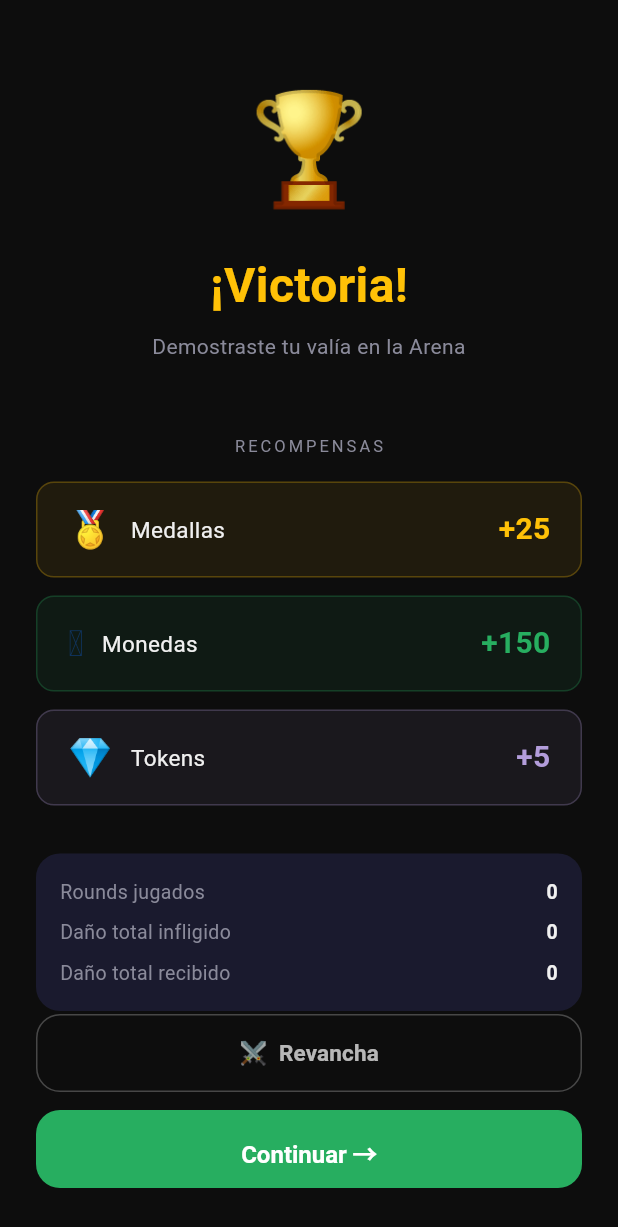
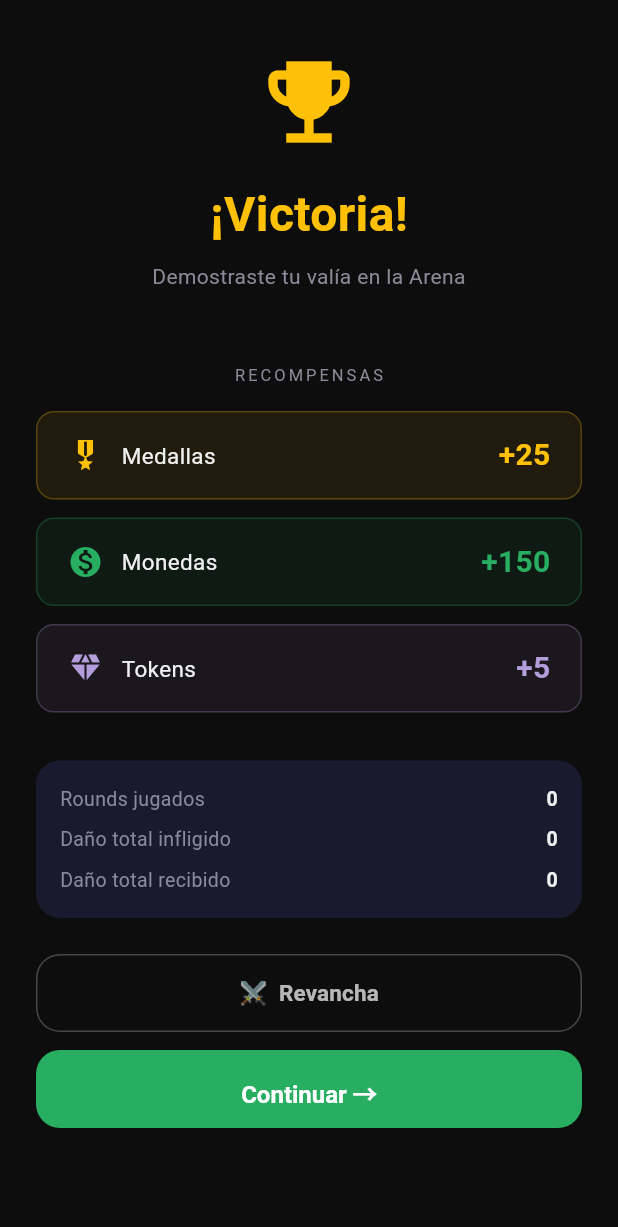
Before and after one commit to spcolonna/Clash-Of-Warriors, a Flutter app: the EndBattleScreen screen opened by its route, on a phone screen of 412 x 824 dp. Shown: the top 1227 px of the screen. Run offline on Flutter 3.47's test engine with Material 3 defaults, Android fonts, the phone set to English and light mode, and no system bars; our stand-ins replace audioplayers, cloud_firestore, firebase_analytics, firebase_auth, firebase_core, flutter_riverpod and 5 more; accounts and stored records are empty; key blocks and very long unbroken strings in the code were emptied for the run.

Commit message:
Hasta battle todo bien

```diff
--- a/lib/delivery/screens/battle/end_battle_screen.dart
+++ b/lib/delivery/screens/battle/end_battle_screen.dart
@@ -4,7 +4,6 @@ import 'package:firebase_auth/firebase_auth.dart';
 import 'package:flutter/material.dart';
 import 'package:flutter_riverpod/flutter_riverpod.dart';
 import 'package:go_router/go_router.dart';
-import 'package:google_fonts/google_fonts.dart';
 
 import '../../../infra/local/heroes_data.dart';
 import '../../state/battle_provider.dart';
@@ -47,14 +46,14 @@ class EndBattleScreen extends ConsumerWidget {
       body: SafeArea(
         child: Padding(
           padding: const EdgeInsets.symmetric(horizontal: 24),
-          child: Column(
-            children: [
-              const SizedBox(height: 48),
-              Text(
-                playerWon ? '🏆' : '💀',
-                style: GoogleFonts.notoColorEmoji(
-                  textStyle: const TextStyle(fontSize: 72),
-                ),
+          child: SingleChildScrollView(
+            child: Column(
+              children: [
+              const SizedBox(height: 32),
+              Icon(
+                playerWon ? Icons.emoji_events : Icons.sentiment_very_dissatisfied,
+                size: 72,
+                color: playerWon ? Colors.amber : Colors.red,
               ),
               const SizedBox(height: 16),
               Text(
@@ -80,11 +79,11 @@ class EndBattleScreen extends ConsumerWidget {
                   style: TextStyle(color: Color(0xFF8A8A9A), fontSize: 11, letterSpacing: 2),
                 ),
                 const SizedBox(height: 16),
-                _RewardRow(emoji: '🏅', label: 'Medallas', value: '+$medals', color: Colors.amber),
+                _RewardRow(icon: Icons.military_tech,   label: 'Medallas', value: '+$medals', color: Colors.amber),
                 const SizedBox(height: 12),
-                _RewardRow(emoji: '🪙', label: 'Monedas',  value: '+$coins',  color: const Color(0xFF27AE60)),
+                _RewardRow(icon: Icons.monetization_on, label: 'Monedas',  value: '+$coins',  color: const Color(0xFF27AE60)),
                 const SizedBox(height: 12),
-                _RewardRow(emoji: '💎', label: 'Tokens',   value: '+$tokens', color: const Color(0xFFB39DDB)),
+                _RewardRow(icon: Icons.diamond,         label: 'Tokens',   value: '+$tokens', color: const Color(0xFFB39DDB)),
               ],
               const SizedBox(height: 32),
               Container(
@@ -105,7 +104,7 @@ class EndBattleScreen extends ConsumerWidget {
                   ],
                 ),
               ),
-              const Spacer(),
+              const SizedBox(height: 24),
 
               // Botón Revancha
               SizedBox(
@@ -190,6 +189,7 @@ class EndBattleScreen extends ConsumerWidget {
               const SizedBox(height: 32),
             ],
           ),
+          ),
         ),
       ),
     );
@@ -197,13 +197,13 @@ class EndBattleScreen extends ConsumerWidget {
 }
 
 class _RewardRow extends StatelessWidget {
-  final String emoji;
+  final IconData icon;
   final String label;
   final String value;
   final Color color;
 
   const _RewardRow({
-    required this.emoji,
+    required this.icon,
     required this.label,
     required this.value,
     required this.color,
@@ -220,12 +220,7 @@ class _RewardRow extends StatelessWidget {
       ),
       child: Row(
         children: [
-          Text(
-            emoji,
-            style: GoogleFonts.notoColorEmoji(
-              textStyle: const TextStyle(fontSize: 24),
-            ),
-          ),
+          Icon(icon, size: 24, color: color),
           const SizedBox(width: 12),
           Text(
             label,
--- a/pubspec.yaml
+++ b/pubspec.yaml
@@ -52,5 +52,6 @@ flutter:
   assets:
     - assets/images/
     - assets/images/heros/
+    - assets/images/defaultCards/
     - assets/sounds/
     - assets/fonts/
```
Also changed, not shown: lib/delivery/widgets/game_card_widget.dart (+21 -15 lines), assets/images/defaultCards/CardDefaultImage.png (renamed from assets/images/defaultCards/CadDefaultImage.png), assets/images/defaultCards/card_defense.png (added), assets/images/defaultCards/card_dodge.png (added), assets/images/defaultCards/card_grapple.png (added), assets/images/defaultCards/card_kick.png (added), assets/images/defaultCards/card_punch.png (added).
